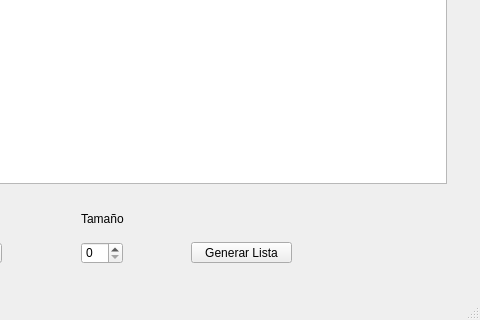
Qt form mainwindow.ui (Dchengg/Progra_1_Datos_Bena) before a commit; both pictures show x 229 to 709 and y 85 to 405 of the 709 by 405 pixel window.
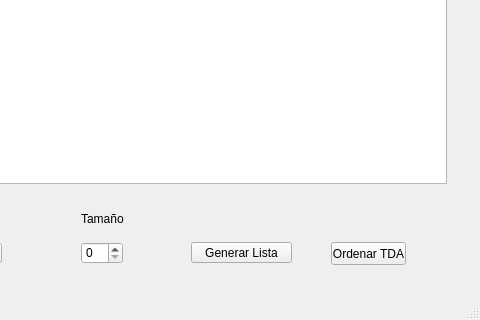
The same form after that commit.

```diff
--- a/mainwindow.ui
+++ b/mainwindow.ui
@@ -128,6 +128,19 @@
      </rect>
     </property>
    </widget>
+   <widget class="QPushButton" name="sortPushButton">
+    <property name="geometry">
+     <rect>
+      <x>560</x>
+      <y>310</y>
+      <width>75</width>
+      <height>23</height>
+     </rect>
+    </property>
+    <property name="text">
+     <string>Ordenar TDA</string>
+    </property>
+   </widget>
   </widget>
   <widget class="QMenuBar" name="menuBar">
    <property name="geometry">
```
